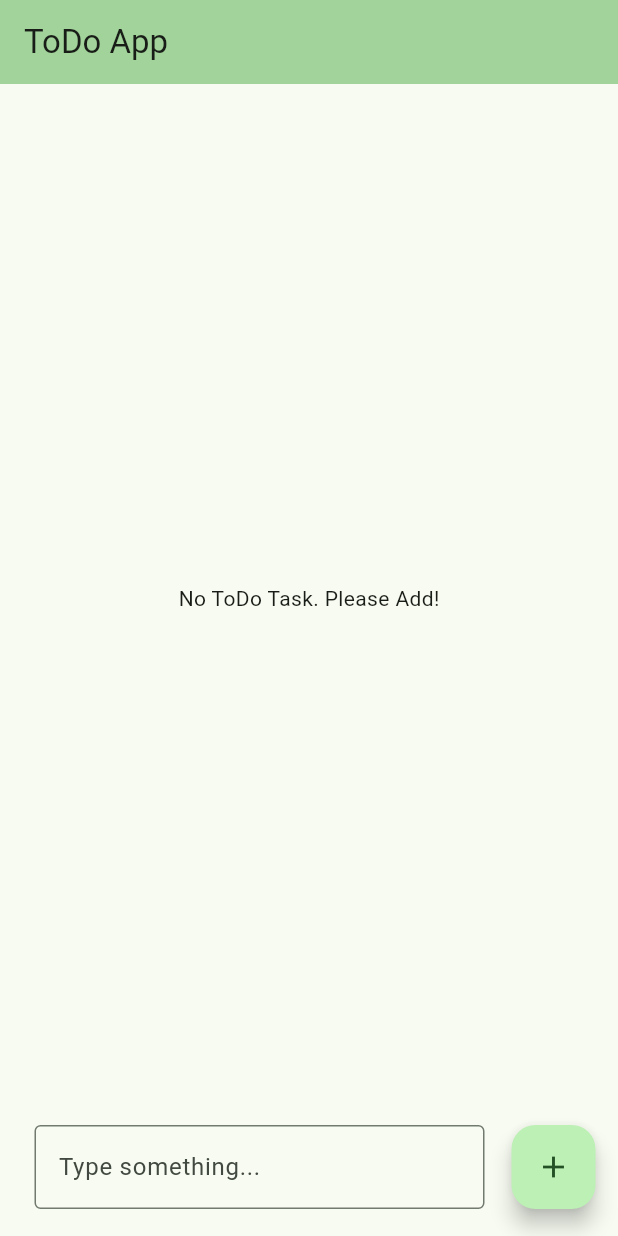
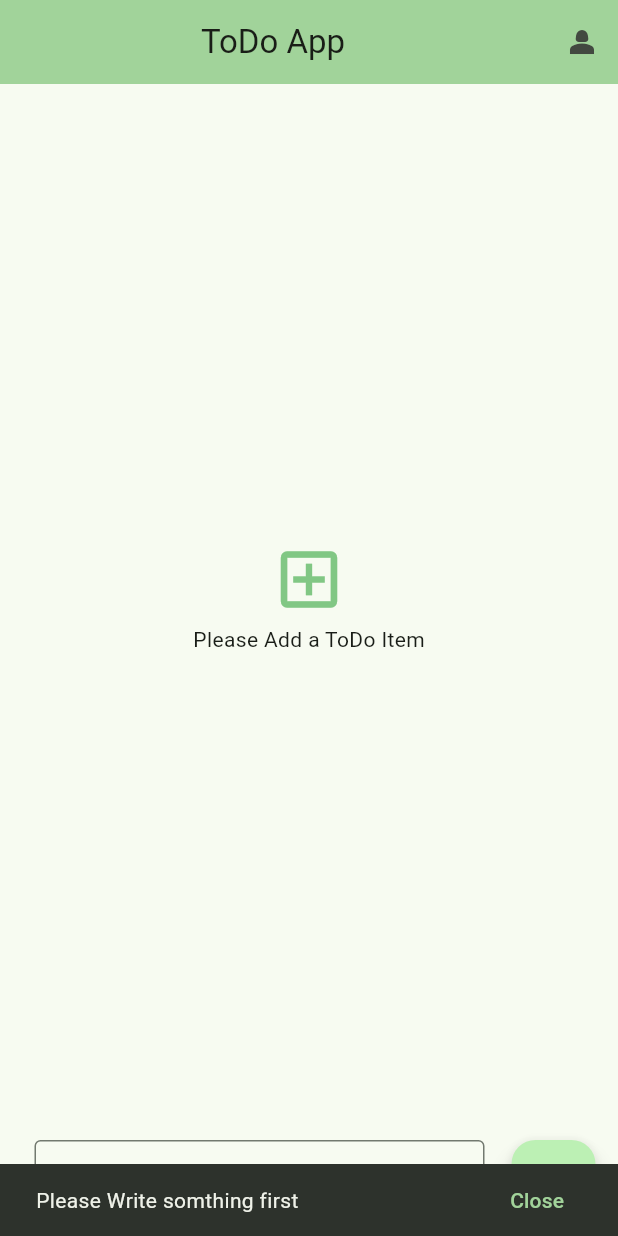
Before and after one commit to codernayeem/flutter_todo_app, a Flutter app: the screen it shows after launch, after a tap on the "add" icon, on a phone screen of 412 x 824 dp. Run offline on Flutter 3.47's test engine with Material 2 defaults, Android fonts, the phone set to English and light mode, and no system bars.

Commit message:
small update in ui

```diff
--- a/lib/screens/home_page.dart
+++ b/lib/screens/home_page.dart
@@ -14,7 +14,20 @@ class _MyHomePageState extends State<MyHomePage> {
 
   void addToDoItem() {
     String enteredText = _textEditingController.text;
-    if (enteredText.isEmpty) return;
+    if (enteredText.isEmpty) {
+      ScaffoldMessenger.of(context).showSnackBar(SnackBar(
+        content: const Text("Please Write somthing first"),
+        duration: const Duration(seconds: 2),
+        action: SnackBarAction(
+          label: 'Close',
+          onPressed: () {
+            ScaffoldMessenger.of(context).hideCurrentSnackBar();
+          },
+        ),
+      ));
+      return;
+    }
+    ;
     _textEditingController.text = "";
     setState(() {
       _todoItems.insert(0, ToDoItem(data: enteredText, checked: false));
@@ -32,15 +45,34 @@ class _MyHomePageState extends State<MyHomePage> {
     return Scaffold(
       appBar: AppBar(
         backgroundColor: Theme.of(context).colorScheme.inversePrimary,
-        title: const Text("ToDo App"),
+        title: const Center(child: Text("ToDo App")),
+        scrolledUnderElevation: 2.0,
+        shadowColor: Theme.of(context).colorScheme.shadow,
+        actions: [
+          IconButton(
+              onPressed: () {
+                ScaffoldMessenger.of(context).showSnackBar(SnackBar(
+                  content: const Text("Will be added later"),
+                  duration: const Duration(seconds: 2),
+                  action: SnackBarAction(
+                    label: 'Close',
+                    onPressed: () {
+                      ScaffoldMessenger.of(context).hideCurrentSnackBar();
+                    },
+                  ),
+                ));
+              },
+              icon: const Icon(Icons.person_2))
+        ],
       ),
       body: Container(
-        padding: const EdgeInsets.symmetric(horizontal: 15, vertical: 10),
+        padding: const EdgeInsets.symmetric(horizontal: 15, vertical: 0),
         child: Column(
           children: [
             Expanded(
               child: _todoItems.isNotEmpty
                   ? ListView.builder(
+                      padding: const EdgeInsets.only(top: 10, bottom: 20),
                       itemCount: _todoItems.length,
                       itemBuilder: (context, index) {
                         return ToDoItemView(
@@ -53,8 +85,19 @@ class _MyHomePageState extends State<MyHomePage> {
                         );
                       },
                     )
-                  : const Center(
-                      child: Text("No ToDo Task. Please Add!"),
+                  : Center(
+                      child: Column(
+                        mainAxisAlignment: MainAxisAlignment.center,
+                        children: [
+                          Icon(
+                            Icons.add_box_outlined,
+                            color: Colors.green[300],
+                            size: 50,
+                          ),
+                          const SizedBox(height: 5),
+                          const Text("Please Add a ToDo Item"),
+                        ],
+                      ),
                     ),
             ),
             const SizedBox(height: 10),
```
